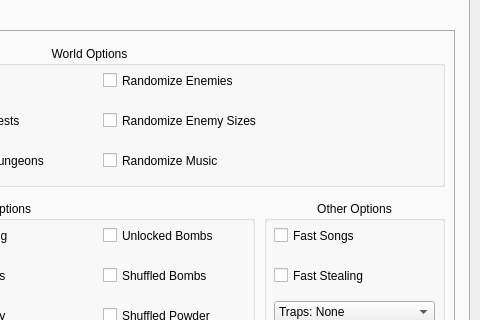
Before: the Qt Designer form RandomizerUI/UI/ui_form.ui in Owen-Splat/LAS-Randomizer, drawn with Qt 5; both pictures show x 300 to 780 and y 153 to 473 of the 780 by 650 pixel window.
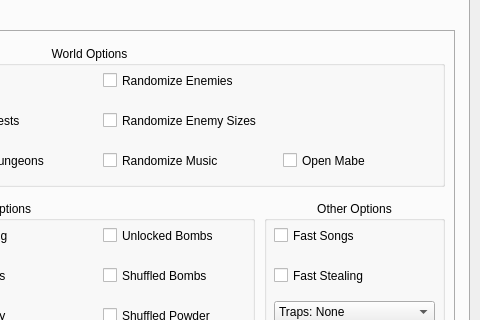
After: the same form once the commit is applied. The open tabs and pages were chosen to show the change.

Commit message: Added open mabe feature (access to forest, beach, plains)

The edit to the form file:
```diff
--- a/RandomizerUI/UI/ui_form.ui
+++ b/RandomizerUI/UI/ui_form.ui
@@ -1256,6 +1256,37 @@
           <bool>true</bool>
          </property>
         </widget>
+        <widget class="QCheckBox" name="openMabeCheck">
+         <property name="enabled">
+          <bool>true</bool>
+         </property>
+         <property name="geometry">
+          <rect>
+           <x>549</x>
+           <y>104</y>
+           <width>151</width>
+           <height>21</height>
+          </rect>
+         </property>
+         <property name="font">
+          <font>
+           <pointsize>9</pointsize>
+           <strikeout>false</strikeout>
+          </font>
+         </property>
+         <property name="toolTip">
+          <string/>
+         </property>
+         <property name="whatsThis">
+          <string>Opens all Mabe Village exists (Beach, Plains, Woods)</string>
+         </property>
+         <property name="text">
+          <string>Open Mabe</string>
+         </property>
+         <property name="checkable">
+          <bool>true</bool>
+         </property>
+        </widget>
        </widget>
        <widget class="QGroupBox" name="groupBox_5">
         <property name="geometry">
```
The commit also changes 4 other files.
